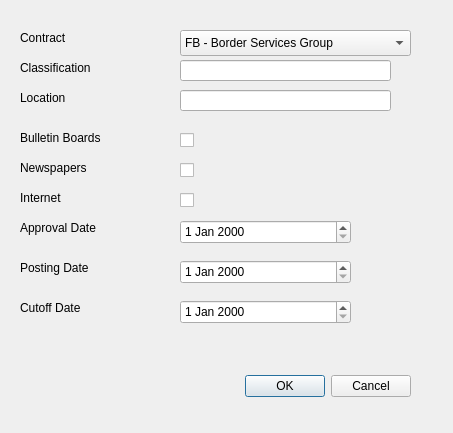
First picture: the form in published.ui, repository i-Technology/HR_Portal, before the edit.
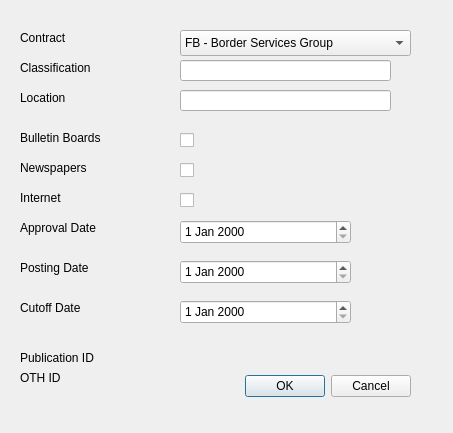
Second picture: the form after the edit.

Diff of the .ui file:
```diff
--- a/published.ui
+++ b/published.ui
@@ -250,6 +250,32 @@
     </rect>
    </property>
   </widget>
+  <widget class="QLabel" name="pubIDLabel">
+   <property name="geometry">
+    <rect>
+     <x>20</x>
+     <y>350</y>
+     <width>191</width>
+     <height>16</height>
+    </rect>
+   </property>
+   <property name="text">
+    <string>Publication ID</string>
+   </property>
+  </widget>
+  <widget class="QLabel" name="othPubIDLabel">
+   <property name="geometry">
+    <rect>
+     <x>20</x>
+     <y>370</y>
+     <width>191</width>
+     <height>16</height>
+    </rect>
+   </property>
+   <property name="text">
+    <string>OTH ID</string>
+   </property>
+  </widget>
  </widget>
  <resources/>
  <connections>
```
Left out of the diff: 2 changed lines with no effect on the pictures.
